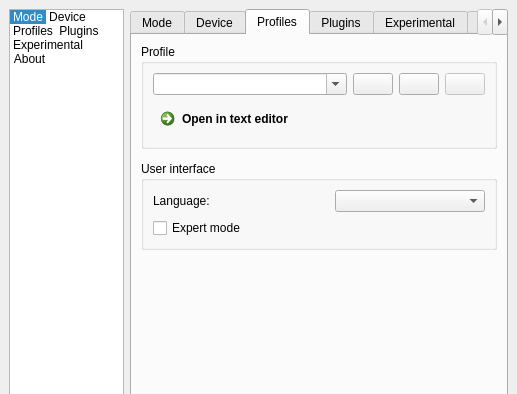
This is Software/src/SettingsWindow.ui in woodenshark/Lightpack as Qt 5 draws it before an edit; both pictures show x 0 to 517 and y 0 to 394 of the 517 by 684 pixel window. The edited form follows.
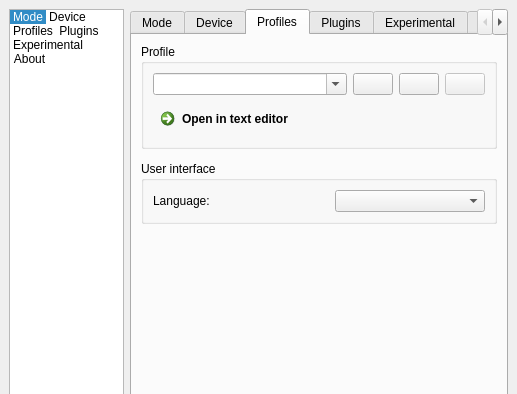
This is the edited form. The open tabs and pages were chosen to show the change. Icons and pictures are not drawn. Custom widgets are drawn as their Qt base class.

Commit message: settings: removed expert mode setting, experimental tab always shown

Patch:
```diff
--- a/Software/src/SettingsWindow.ui
+++ b/Software/src/SettingsWindow.ui
@@ -2211,19 +2211,6 @@
              </item>
             </layout>
            </item>
-           <item>
-            <widget class="QCheckBox" name="checkBox_ExpertModeEnabled">
-             <property name="sizePolicy">
-              <sizepolicy hsizetype="Fixed" vsizetype="Fixed">
-               <horstretch>0</horstretch>
-               <verstretch>0</verstretch>
-              </sizepolicy>
-             </property>
-             <property name="text">
-              <string>Expert mode</string>
-             </property>
-            </widget>
-           </item>
           </layout>
          </widget>
         </item>
```
Left out of the diff: 1 changed line with no effect on the pictures. The commit also changes 5 other files.
